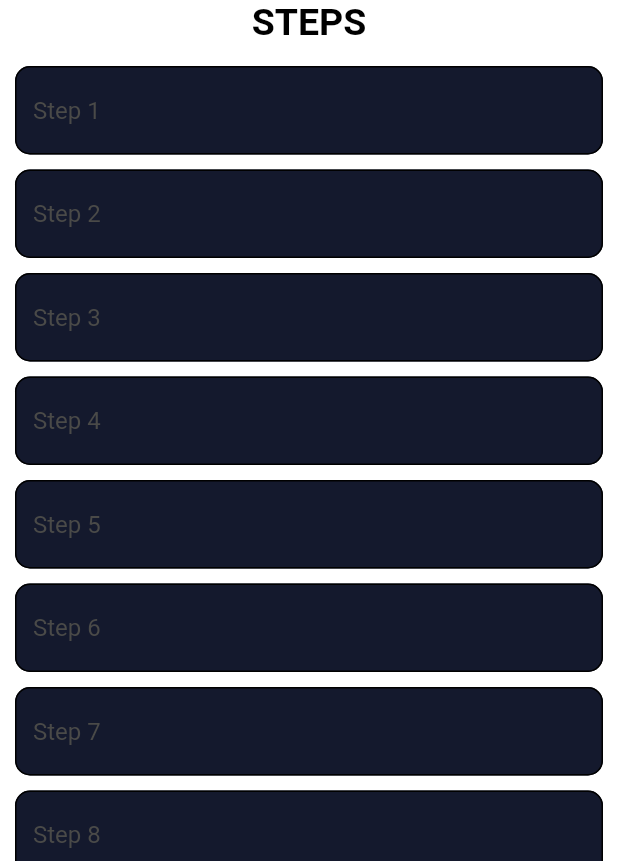
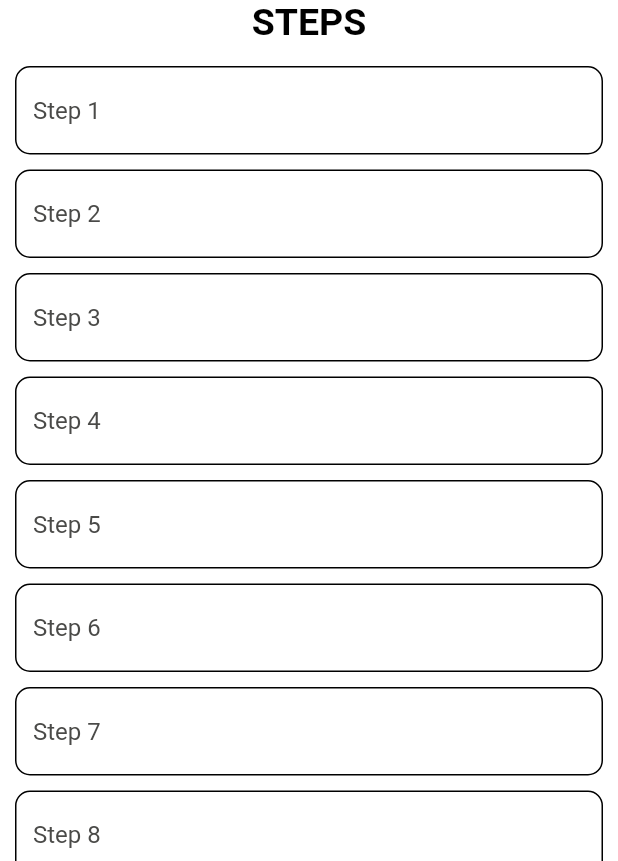
Before and after one commit to afiqidham/recipes-apps, a Flutter app: the AddIngredientScreen screen opened directly, after a tap on "Add Ingredients", on a phone screen of 412 x 824 dp, the part 375-1236 px from its top. Run offline on Flutter 3.47's test engine with Material 2 defaults, Android fonts, the phone set to English and light mode, and no system bars; our stand-ins replace get, get_storage, isar, transparent_image; accounts and stored records are empty; generated files the repository leaves out were written again.

```diff
--- a/lib/controllers/meals/ingredient_controller.dart
+++ b/lib/controllers/meals/ingredient_controller.dart
@@ -1,10 +1,9 @@
 import 'package:flutter/material.dart';
 import 'package:get/get.dart';
-import 'package:isar/isar.dart';
-import 'package:meal/models/ingredient.dart';
+
 
 class IngredientController extends GetxController {
-  late final Isar isar;
+
 
   GlobalKey formKey = GlobalKey();
   TextEditingController ingredient1Controller = TextEditingController();
--- a/lib/models/category.dart
+++ b/lib/models/category.dart
@@ -7,11 +7,12 @@ part 'category.g.dart';
 @Collection()
 class Category {
   Id id = Isar.autoIncrement;
-  late String? title;
-  final meals = IsarLink<Meal>();
+
+  @Index(unique: true)
+  late String title;
 
   @ignore
   late Color? color;
 
-  Category({this.title, this.color});
+  final meals = IsarLink<Meal>();
 }
--- a/lib/models/meal.dart
+++ b/lib/models/meal.dart
@@ -1,7 +1,5 @@
 import 'package:isar/isar.dart';
 import 'package:meal/models/category.dart';
-import 'package:meal/models/ingredient.dart';
-import 'package:meal/models/step.dart';
 
 part 'meal.g.dart';
 
@@ -9,20 +7,31 @@ part 'meal.g.dart';
 class Meal {
   Id mealId = Isar.autoIncrement;
   late String? title;
-  late String? imageUrl;
+  // late String? imageUrl;
   late int? duration;
-  late String? complexity;
-  late String? affordability;
 
-  final ingredients = IsarLink<Ingredient>();
-  final steps = IsarLink<Steps>();
-  final categories = IsarLink<Category>();
+  final category = IsarLink<Category>();
 
-  Meal({
-    this.title,
-    this.affordability,
-    this.duration,
-    this.complexity,
-    this.imageUrl,
-  });
+
+  late String complexity;
+  late String affordability;
+
+  late String? ingredient1;
+  late String? ingredient2;
+  late String? ingredient3;
+  late String? ingredient4;
+  late String? ingredient5;
+  late String? ingredient6;
+  late String? ingredient7;
+  late String? ingredient8;
+
+  late String? step1;
+  late String? step2;
+  late String? step3;
+  late String? step4;
+  late String? step5;
+  late String? step6;
+  late String? step7;
+  late String? step8;
+  late String? step9;
 }
--- a/lib/services/isar_service.dart
+++ b/lib/services/isar_service.dart
@@ -16,6 +16,8 @@ class IsarService extends GetxController {
   TextEditingController categoryController = TextEditingController();
   TextEditingController durationController = TextEditingController();
   Category? selectCategory;
+  RxList<Category> cat = <Category>[].obs;
+
   late Future<Isar> db;
 
   IsarService() {
@@ -41,20 +43,34 @@ class IsarService extends GetxController {
 
   Future<void> addNewCategory() async {
     final isar = await db;
+
     final newCategory = Category()..title = categoryController.text;
     await isar.writeTxn(() async {
       await isar.categorys.put(newCategory);
     });
+    categoryController.clear();
+    getCategory();
   }
 
-  Stream<List<Category>> getCategory() async* {
+  Future<void> getCategory() async {
+    final isar = await db;
+    final categories = await isar.categorys.where().findAll();
+    selectCategory = null;
+    cat.value = categories;
+  }
+
+   Stream<List<Category>> getAllCategories() async* {
     final isar = await db;
     yield* isar.categorys.where().watch(fireImmediately: true);
   }
 
   Future<void> addNewMeal() async {
     final isar = await db;
-    final newIngredient = Ingredient()
+
+    final newMeal = Meal()
+      ..title = titleController.text
+      ..duration = int.parse(durationController.text)
+      ..category.value = selectCategory
       ..ingredient1 = ic.ingredient1Controller.text
       ..ingredient2 = ic.ingredient2Controller.text
       ..ingredient3 = ic.ingredient3Controller.text
@@ -62,9 +78,7 @@ class IsarService extends GetxController {
       ..ingredient5 = ic.ingredient5Controller.text
       ..ingredient6 = ic.ingredient6Controller.text
       ..ingredient7 = ic.ingredient7Controller.text
-      ..ingredient8 = ic.ingredient8Controller.text;
-
-    final newSteps = Steps()
+      ..ingredient8 = ic.ingredient8Controller.text
       ..step1 = sc.step1Controller.text
       ..step2 = sc.step2Controller.text
       ..step3 = sc.step3Controller.text
@@ -73,16 +87,9 @@ class IsarService extends GetxController {
       ..step6 = sc.step6Controller.text
       ..step7 = sc.step7Controller.text
       ..step8 = sc.step8Controller.text
-      ..step9 = sc.step9Controller.text;
-
-    final newMeal = Meal()
-      ..title = titleController.text
-      ..duration = int.parse(durationController.text)
-      ..categories.value = selectCategory
-      ..ingredients.value = newIngredient
-      ..steps.value = newSteps
-      ..affordability = sc.selected
-      ..complexity = ic.selected as String?;
+      ..step9 = sc.step9Controller.text
+      ..affordability = ic.selected.value
+      ..complexity = sc.selected.value;
 
     await isar.writeTxn(() async {
       await isar.meals.put(newMeal);
--- a/lib/ui/components/inputs/step_input.dart
+++ b/lib/ui/components/inputs/step_input.dart
@@ -36,7 +36,7 @@ class StepInput extends StatelessWidget {
         style: const TextStyle(color: Colors.black),
         decoration: InputDecoration(
           filled: true,
-          fillColor: ThemePalette.darkBlueColor,
+          fillColor: ThemePalette.whiteColor,
           hintText: text,
           hintStyle: const TextStyle(color: ThemePalette.blackLiteColor),
           prefixText: prefixText,
--- a/lib/ui/screens/meals/add_ingredient_screen.dart
+++ b/lib/ui/screens/meals/add_ingredient_screen.dart
@@ -2,18 +2,18 @@ import 'package:flutter/material.dart';
 import 'package:get/get.dart';
 import 'package:meal/config/theme.dart';
 import 'package:meal/controllers/meals/ingredient_controller.dart';
-import 'package:meal/services/isar_service.dart';
 import 'package:meal/ui/components/buttons/primary_button.dart';
 import 'package:meal/ui/components/inputs/ingredient_input.dart';
 import 'package:meal/ui/components/texts/custom_text.dart';
 import 'package:meal/ui/screens/meals/add_step_screen.dart';
+import 'package:meal/ui/widgets/dropdown/dropdown_affordability.dart';
 import 'package:meal/ui/widgets/logo_image.dart';
 
 class AddIngredientScreen extends StatelessWidget {
   AddIngredientScreen({super.key});
 
   final IngredientController ic = Get.put(IngredientController());
-  final IsarService isar = Get.put(IsarService());
+
 
   @override
   Widget build(BuildContext context) {
@@ -39,7 +39,6 @@ class AddIngredientScreen extends StatelessWidget {
                 children: [
                   Form(
                     child: IngredientInput(
-                      key: ic.formKey,
                       text: 'Ingredient 1',
                       controller: ic.ingredient1Controller,
                       textInputType: TextInputType.text,
@@ -119,8 +118,7 @@ class AddIngredientScreen extends StatelessWidget {
             Container(
               margin: const EdgeInsets.only(
                   top: 5, bottom: 20, left: 10, right: 10),
-              child: Obx(
-                () => Container(
+              child: Container(
                   alignment: Alignment.center,
                   width: 180,
                   padding: const EdgeInsets.all(5),
@@ -129,29 +127,12 @@ class AddIngredientScreen extends StatelessWidget {
                         color: ThemePalette.backgroundColor,
                       ),
                       borderRadius: BorderRadius.circular(10)),
-                  child: DropdownButton(
-                    borderRadius: BorderRadius.circular(10),
-                    dropdownColor: ThemePalette.backgroundColor,
-                    onChanged: (newValue) {
-                      ic.setSelected(newValue!);
-                    },
-                    value: ic.selected.value,
-                    items: ic.affordabilityList.map((selectedType) {
-                      return DropdownMenuItem(
-                        value: selectedType,
-                        child: Text(
-                          selectedType,
-                        ),
-                      );
-                    }).toList(),
-                  ),
+                  child: DropdownAffordability()
                 ),
-              ),
             ),
             PrimaryButton(
                 text: 'Add Ingredients',
                 onPressed: () {
-                  isar.addNewMeal();
                   Get.to(() => AddStepScreen());
                 }),
           ],
--- a/lib/ui/screens/meals/add_step_screen.dart
+++ b/lib/ui/screens/meals/add_step_screen.dart
@@ -8,6 +8,7 @@ import 'package:meal/ui/components/inputs/step_input.dart';
 import 'package:meal/ui/components/sized_box.dart';
 import 'package:meal/ui/components/texts/custom_text.dart';
 import 'package:meal/ui/screens/meals/add_meal_screen.dart';
+import 'package:meal/ui/widgets/dropdown/dropdown_complexity.dart';
 
 class AddStepScreen extends StatelessWidget {
   AddStepScreen({super.key});
@@ -96,8 +97,7 @@ class AddStepScreen extends StatelessWidget {
             Container(
               margin: const EdgeInsets.only(
                   top: 5, bottom: 20, left: 10, right: 10),
-              child: Obx(
-                () => Container(
+              child: Container(
                   alignment: Alignment.center,
                   width: 180,
                   padding: const EdgeInsets.all(5),
@@ -106,24 +106,8 @@ class AddStepScreen extends StatelessWidget {
                         color: ThemePalette.backgroundColor,
                       ),
                       borderRadius: BorderRadius.circular(10)),
-                  child: DropdownButton(
-                    borderRadius: BorderRadius.circular(10),
-                    dropdownColor: ThemePalette.backgroundColor,
-                    onChanged: (newValue) {
-                      sc.setSelected(newValue!);
-                    },
-                    value: sc.selected.value,
-                    items: sc.complexitytList.map((selectedType) {
-                      return DropdownMenuItem(
-                        value: selectedType,
-                        child: Text(
-                          selectedType,
-                        ),
-                      );
-                    }).toList(),
-                  ),
+                  child: DropdownComplexity()
                 ),
-              ),
             ),
             PrimaryButton(
                 text: 'Add Steps',
--- a/lib/ui/widgets/category_grid_item.dart
+++ b/lib/ui/widgets/category_grid_item.dart
@@ -26,7 +26,7 @@ class CategoryGridItem extends StatelessWidget {
             end: Alignment.bottomRight,
           ),
         ),
-        child: TitleText(text: category.title!),
+        child: TitleText(text: category.title),
       ),
     );
   }
--- /dev/null
+++ b/lib/ui/widgets/dropdown/dropdown_affordability.dart
@@ -0,0 +1,32 @@
+import 'package:flutter/material.dart';
+import 'package:get/get.dart';
+import 'package:meal/config/theme.dart';
+import 'package:meal/controllers/meals/ingredient_controller.dart';
+
+class DropdownAffordability extends StatelessWidget {
+   DropdownAffordability({super.key});
+
+  final IngredientController ic = Get.put(IngredientController());
+
+
+  @override
+  Widget build(BuildContext context) {
+    return Obx(()=> DropdownButton(
+        borderRadius: BorderRadius.circular(10),
+        dropdownColor: ThemePalette.backgroundColor,
+        onChanged: (newValue) {
+          ic.selected.value = newValue!;
+        },
+        value: ic.selected.value,
+        items: ic.affordabilityList.map((String selectedType) {
+          return DropdownMenuItem(
+            value: selectedType,
+            child: Text(
+              selectedType,
+            ),
+          );
+        }).toList(),
+      ),
+    );
+  }
+}
--- /dev/null
+++ b/lib/ui/widgets/dropdown/dropdown_complexity.dart
@@ -0,0 +1,31 @@
+import 'package:flutter/material.dart';
+import 'package:get/get.dart';
+import 'package:meal/config/theme.dart';
+import 'package:meal/controllers/meals/step_controller.dart';
+
+class DropdownComplexity extends StatelessWidget {
+   DropdownComplexity({super.key});
+
+  final StepController sc = Get.put(StepController());
+
+  @override
+  Widget build(BuildContext context) {
+    return Obx(()=> DropdownButton(
+        borderRadius: BorderRadius.circular(10),
+        dropdownColor: ThemePalette.backgroundColor,
+        onChanged: (newValue) {
+          sc.setSelected(newValue!);
+        },
+        value: sc.selected.value,
+        items: sc.complexitytList.map((selectedType) {
+          return DropdownMenuItem(
+            value: selectedType,
+            child: Text(
+              selectedType,
+            ),
+          );
+        }).toList(),
+      ),
+    );
+  }
+}
--- a/lib/ui/widgets/logo_image.dart
+++ b/lib/ui/widgets/logo_image.dart
@@ -1,6 +1,4 @@
 import 'package:flutter/material.dart';
-import 'package:flutter/src/widgets/framework.dart';
-import 'package:flutter/src/widgets/placeholder.dart';
 
 class LogoImage extends StatelessWidget {
   const LogoImage({super.key});
--- a/lib/ui/widgets/meals/meal_item.dart
+++ b/lib/ui/widgets/meals/meal_item.dart
@@ -29,7 +29,7 @@ class MealItem extends StatelessWidget {
               height: 300,
               width: double.infinity,
               placeholder: MemoryImage(kTransparentImage),
-              image: NetworkImage(meal.imageUrl!),
+              image: const NetworkImage(''),
               fit: BoxFit.cover,
               fadeInDuration: const Duration(seconds: 1),
             ),
@@ -63,14 +63,14 @@ class MealItem extends StatelessWidget {
                         const SizedBox(
                           width: 12,
                         ),
-                        MealTrait(
+                        const MealTrait(
                           icon: Icons.work,
                           label: '',
                         ),
                         const SizedBox(
                           width: 12,
                         ),
-                        MealTrait(
+                        const MealTrait(
                           icon: Icons.attach_money,
                           label: '',
                         ),
--- a/lib/utils/api_endpoint.dart
+++ b/lib/utils/api_endpoint.dart
@@ -1,5 +1,5 @@
 class ApiEndpoint {
-  static final String baseUrl = 'http://restapi.adequateshop.com/api/';
+  static const String baseUrl = 'http://restapi.adequateshop.com/api/';
   static AuthEndPoint authEndPoint = AuthEndPoint();
 }
 
```
Also changed, not shown: lib/controllers/category_controller.dart (+6 -1 lines), lib/ui/screens/meals/add_meal_screen.dart (+2 -30 lines), lib/ui/widgets/dropdown/dropdown_categories.dart (added, +36 -0 lines), lib/ui/widgets/dropdown/dropdown_category.dart (added, +30 -0 lines), lib/models/category.g.dart, lib/models/meal.g.dart, pubspec.lock, 1 other file.
